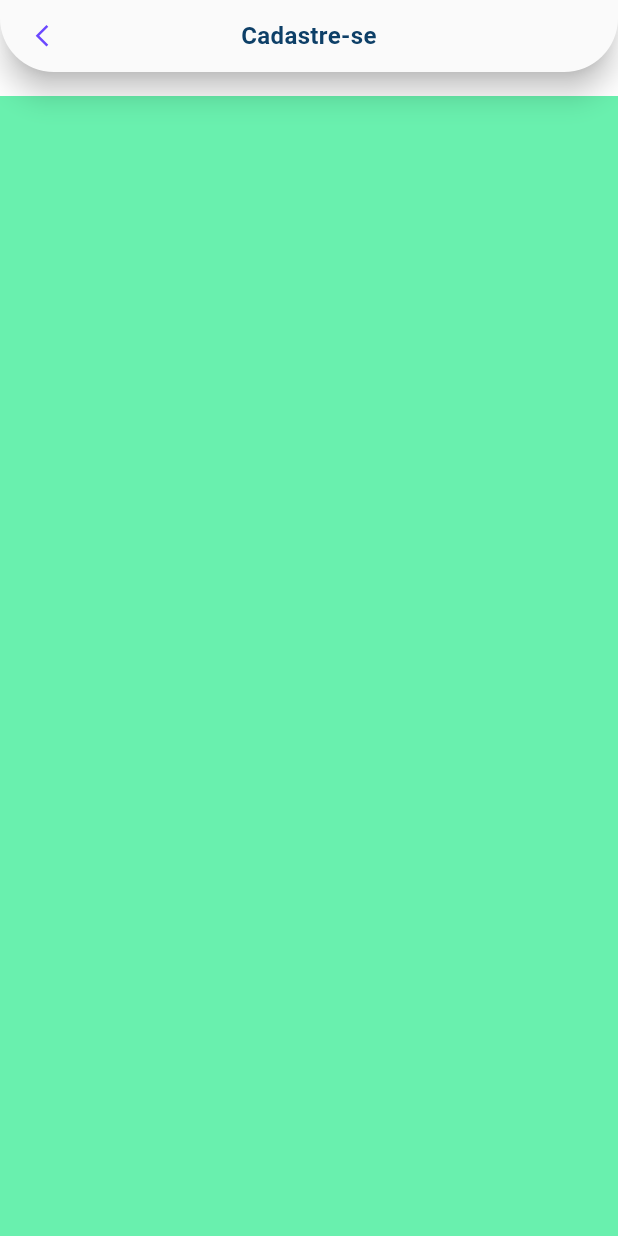
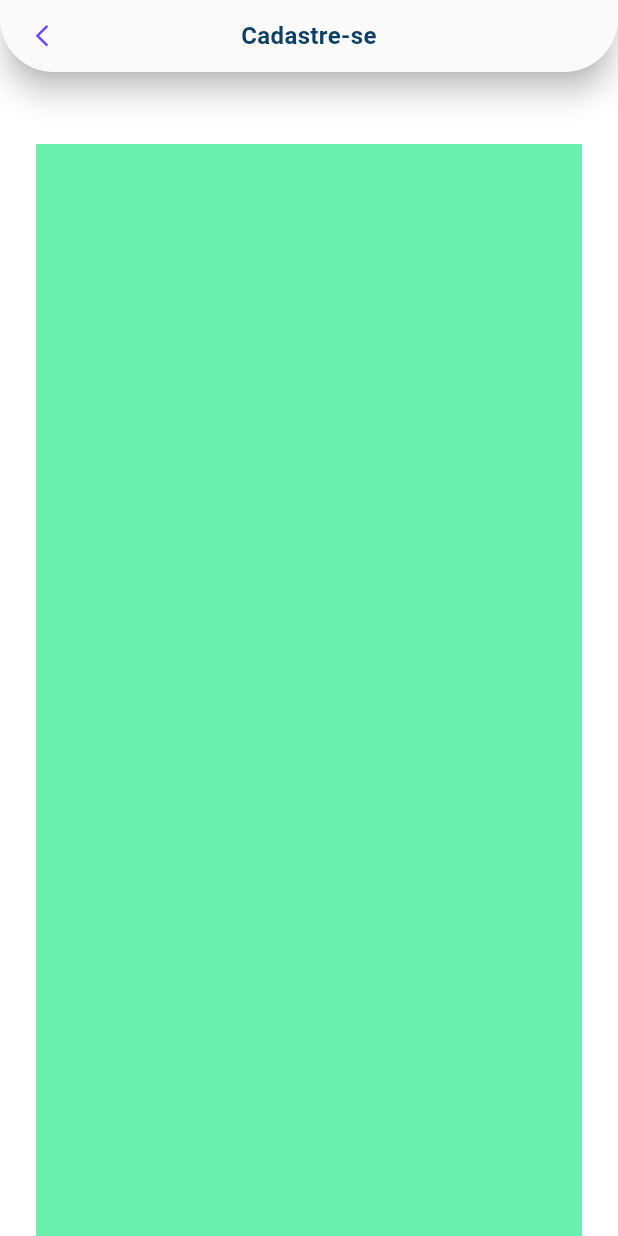
Before and after one commit to leoCardosoDev/flutter_mac_app_agendamento, a Flutter app: the AppBasePage screen opened directly, on a phone screen of 412 x 824 dp. Run offline on Flutter 3.47's test engine with Material 3 defaults, Android fonts, the phone set to English and light mode, and no system bars; our stand-ins replace bloc, device_preview, dio, equatable, firebase_core, firebase_crashlytics and 11 more; missing offline and left inert: store_redirect; accounts and stored records are empty.

Commit message:
refactor: add body padding to app base page

```diff
--- a/lib/core/widgets/app_base_page.dart
+++ b/lib/core/widgets/app_base_page.dart
@@ -8,10 +8,12 @@ import 'app_icon_button.dart';
 class AppBasePage extends StatelessWidget {
   final String title;
   final Widget body;
+  final EdgeInsets bodyPadding;
   const AppBasePage({
     super.key,
     required this.title,
     required this.body,
+    this.bodyPadding = const EdgeInsets.symmetric(vertical: 32, horizontal: 24),
   });
 
   @override
@@ -22,8 +24,10 @@ class AppBasePage extends StatelessWidget {
         children: [
           SingleChildScrollView(
             padding: EdgeInsets.only(
-              top: MediaQuery.paddingOf(context).top + 64,
-              bottom: MediaQuery.paddingOf(context).bottom,
+              top: MediaQuery.paddingOf(context).top + 64 + bodyPadding.top,
+              bottom: MediaQuery.paddingOf(context).bottom + bodyPadding.bottom,
+              left: bodyPadding.left,
+              right: bodyPadding.right,
             ),
             child: body,
           ),
```
